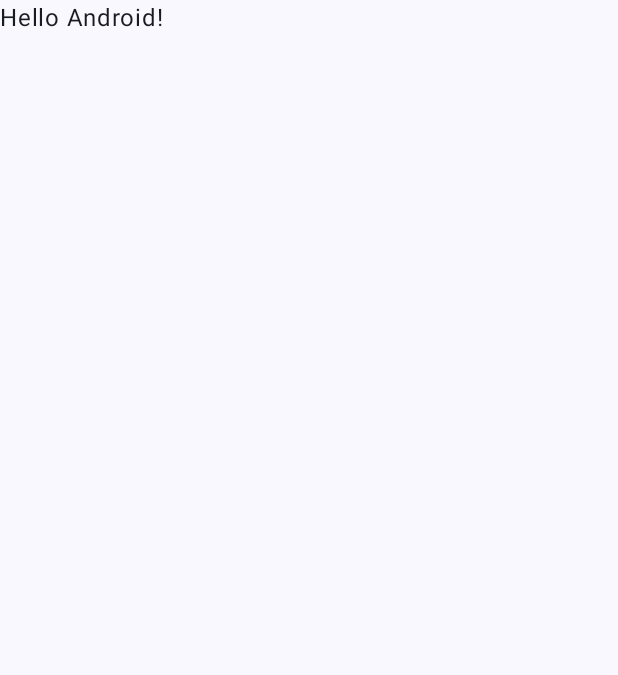
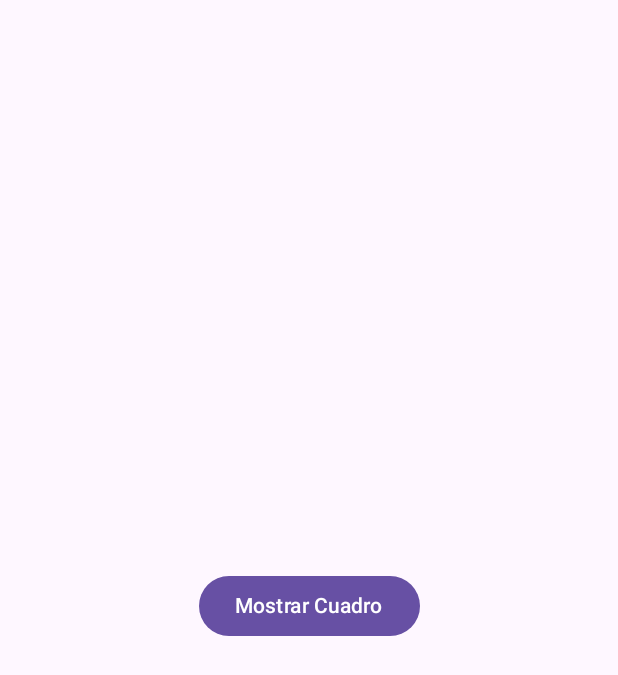
Before and after one commit to AdrianAbeGama/Lab13, an Android app built with Jetpack Compose: the screen it shows after launch (MainActivity), on a phone screen of 412 x 824 dp. Before the commit the part shown is almost empty. Shown: the top 675 px of the screen. Run offline under Robolectric (Android 15) with nearby library versions, the phone set to English and light mode, and no system bars.

Commit message:
Primer Ejercicio

```diff
--- a/app/build.gradle.kts
+++ b/app/build.gradle.kts
@@ -66,4 +66,9 @@ dependencies {
     androidTestImplementation(libs.androidx.ui.test.junit4)
     debugImplementation(libs.androidx.ui.tooling)
     debugImplementation(libs.androidx.ui.test.manifest)
+
+    implementation ("androidx.compose.ui:ui:1.4.0")
+    implementation ("androidx.compose.material:material:1.4.0")
+    implementation ("androidx.compose.ui:ui-tooling-preview:1.4.0")
+    implementation ("androidx.activity:activity-compose:1.6.0")
 }
--- a/app/src/main/java/com/example/lab13/MainActivity.kt
+++ b/app/src/main/java/com/example/lab13/MainActivity.kt
@@ -1,47 +1,20 @@
-package com.example.lab13
+package com.example.lab13  // Cambia esto al nombre de tu paquete
 
 import android.os.Bundle
 import androidx.activity.ComponentActivity
 import androidx.activity.compose.setContent
-import androidx.activity.enableEdgeToEdge
-import androidx.compose.foundation.layout.fillMaxSize
-import androidx.compose.foundation.layout.padding
-import androidx.compose.material3.Scaffold
-import androidx.compose.material3.Text
-import androidx.compose.runtime.Composable
-import androidx.compose.ui.Modifier
-import androidx.compose.ui.tooling.preview.Preview
-import com.example.lab13.ui.theme.Lab13Theme
+import androidx.compose.material3.MaterialTheme
+import androidx.compose.material3.Surface
 
 class MainActivity : ComponentActivity() {
     override fun onCreate(savedInstanceState: Bundle?) {
         super.onCreate(savedInstanceState)
-        enableEdgeToEdge()
         setContent {
-            Lab13Theme {
-                Scaffold(modifier = Modifier.fillMaxSize()) { innerPadding ->
-                    Greeting(
-                        name = "Android",
-                        modifier = Modifier.padding(innerPadding)
-                    )
+            MaterialTheme {
+                Surface {
+                    VisibilityAnimationExample() // Llama al Composable aquí
                 }
             }
         }
     }
 }
-
-@Composable
-fun Greeting(name: String, modifier: Modifier = Modifier) {
-    Text(
-        text = "Hello $name!",
-        modifier = modifier
-    )
-}
-
-@Preview(showBackground = true)
-@Composable
-fun GreetingPreview() {
-    Lab13Theme {
-        Greeting("Android")
-    }
-}
--- /dev/null
+++ b/app/src/main/java/com/example/lab13/VisibilityAnimation.kt
@@ -0,0 +1,49 @@
+package com.example.lab13
+import androidx.compose.animation.AnimatedVisibility
+import androidx.compose.animation.fadeIn
+import androidx.compose.animation.fadeOut
+import androidx.compose.foundation.background
+import androidx.compose.foundation.layout.*
+import androidx.compose.material3.Button
+import androidx.compose.material3.Text
+import androidx.compose.runtime.*
+import androidx.compose.ui.Alignment
+import androidx.compose.ui.Modifier
+import androidx.compose.ui.graphics.Color
+import androidx.compose.ui.unit.dp
+import androidx.compose.ui.tooling.preview.Preview
+
+@Composable
+fun VisibilityAnimationExample() {
+    var isVisible by remember { mutableStateOf(false) }
+
+    Column(
+        modifier = Modifier
+            .fillMaxSize()
+            .wrapContentSize(Alignment.Center)
+    ) {
+        Button(onClick = { isVisible = !isVisible }) {
+            Text(text = if (isVisible) "Ocultar Cuadro" else "Mostrar Cuadro")
+        }
+
+        Spacer(modifier = Modifier.height(16.dp))
+
+        AnimatedVisibility(
+            visible = isVisible,
+            enter = fadeIn(),
+            exit = fadeOut()
+        ) {
+            Box(
+                modifier = Modifier
+                    .size(100.dp)
+                    .background(Color.Red)
+            )
+        }
+    }
+}
+
+@Preview(showBackground = true)
+@Composable
+fun PreviewVisibilityAnimation() {
+    VisibilityAnimationExample()
+}
```
